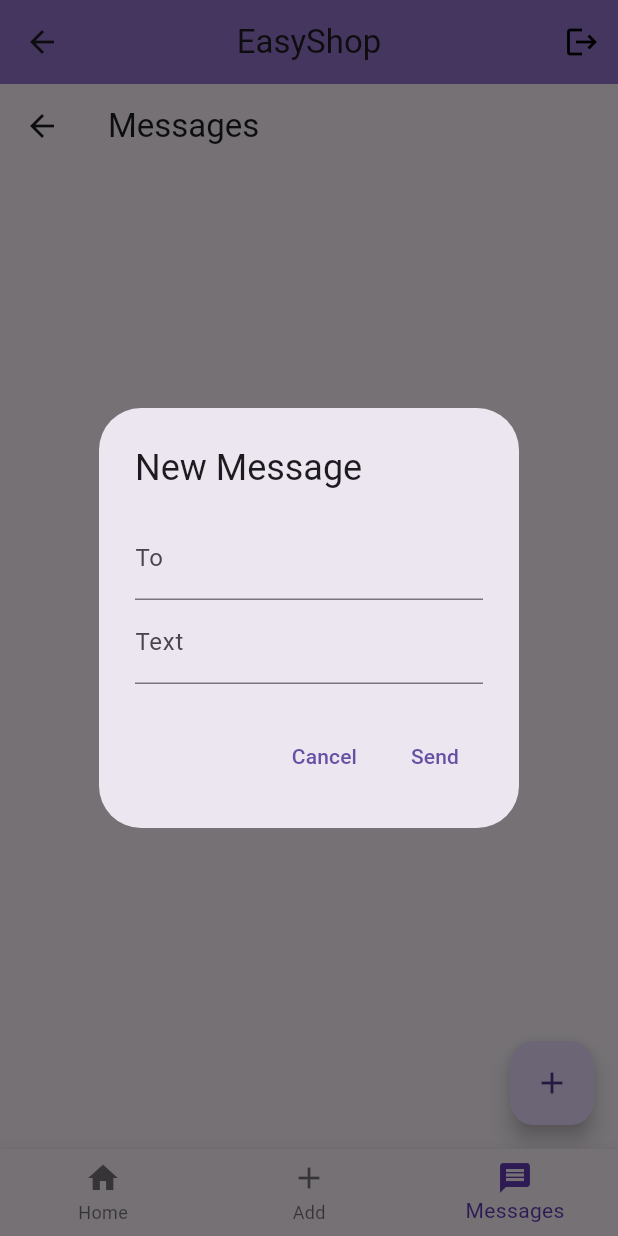
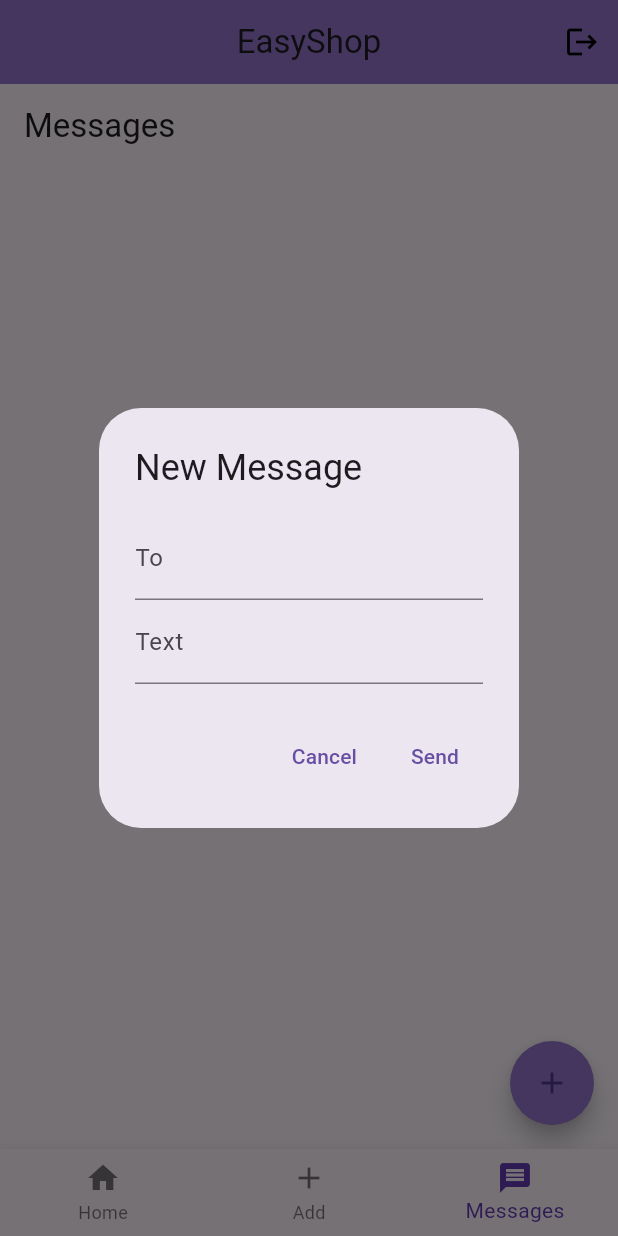
Before and after one commit to faiza-rahman/cs8803-sampleapp2, a Flutter app: the HomeScreen screen opened by its route, item 3 of the bottom bar chosen, after a tap on the "add" icon, on a phone screen of 412 x 824 dp. Run offline on Flutter 3.47's test engine with Material 3 defaults, Android fonts, the light colour scheme and no system bars; our stand-ins replace cloud_firestore, firebase_auth, firebase_core, get_it; accounts and stored records are empty.

Commit message:
added all functionality

```diff
--- a/sampple_app2/lib/pages/details.dart
+++ b/sampple_app2/lib/pages/details.dart
@@ -48,10 +48,19 @@ class _DetailsScreenState extends State<DetailsScreen> {
     return Scaffold(
       appBar: AppBar(
         title: const Text('Shopping List'),
+        automaticallyImplyLeading: false,
       ),
       body: Container(
           padding: const EdgeInsets.all(4.0),
-          child: ListView.builder(
+          child: _shoppingListItems.isEmpty
+            ? const Center(
+                child: Text(
+                  'Your shopping list is empty!',
+                  style: TextStyle(fontSize: 18.0, color: Colors.grey),
+                ),
+              )
+
+          : ListView.builder(
             itemCount: _shoppingListItems.length,
             itemBuilder: (context, index) {
               final item = _shoppingListItems[index];
--- a/sampple_app2/lib/pages/form.dart
+++ b/sampple_app2/lib/pages/form.dart
@@ -39,6 +39,7 @@ class _MyFormState extends State<MyForm> {
     return Scaffold(
       appBar: AppBar(
         title: const Text('Add Item'),
+        automaticallyImplyLeading: false,
       ),
       body: Container(
             padding: const EdgeInsets.all(20.0),
--- a/sampple_app2/lib/pages/homescreen.dart
+++ b/sampple_app2/lib/pages/homescreen.dart
@@ -45,6 +45,7 @@ class _HomeScreenState extends State<HomeScreen> {
       appBar: AppBar(
         backgroundColor: Colors.deepPurple.shade300,
         title: const Text("EasyShop"),
+        automaticallyImplyLeading: false,
         centerTitle: true,
         actions: [
           IconButton(
--- a/sampple_app2/lib/pages/messages.dart
+++ b/sampple_app2/lib/pages/messages.dart
@@ -14,6 +14,7 @@ class MessagesScreen extends StatelessWidget {
     return Scaffold(
       appBar: AppBar(
         title: const Text('Messages'),
+        automaticallyImplyLeading: false,
       ),
       body: StreamBuilder<QuerySnapshot>(
         stream: FirebaseFirestore.instance.collection('messages').snapshots(),
@@ -27,7 +28,14 @@ class MessagesScreen extends StatelessWidget {
             return data['to'] == authService.user?.email;
           }).toList();
 
-          return ListView.builder(
+          return messages.isEmpty
+              ? const Center(
+                  child: Text(
+                    'You have no messages!',
+                    style: TextStyle(fontSize: 18.0, color: Colors.grey),
+                  ),
+                )
+              : ListView.builder(
                   itemCount: messages.length,
                   itemBuilder: (context, index) {
                     final message = messages[index].data() as Map<String, dynamic>;
@@ -46,6 +54,8 @@ class MessagesScreen extends StatelessWidget {
         onPressed: () {
           _showNewMessageDialog(context, authService);
         },
+        backgroundColor: Colors.deepPurple.shade300,
+        shape: const CircleBorder(),
         child: const Icon(Icons.add),
       ),
     );
```
Lines whose indentation alone changed are shown as unchanged.
